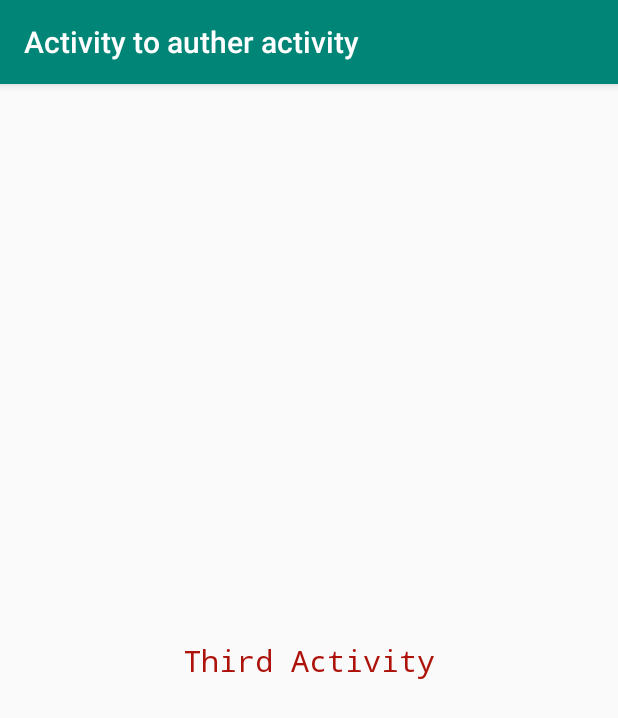
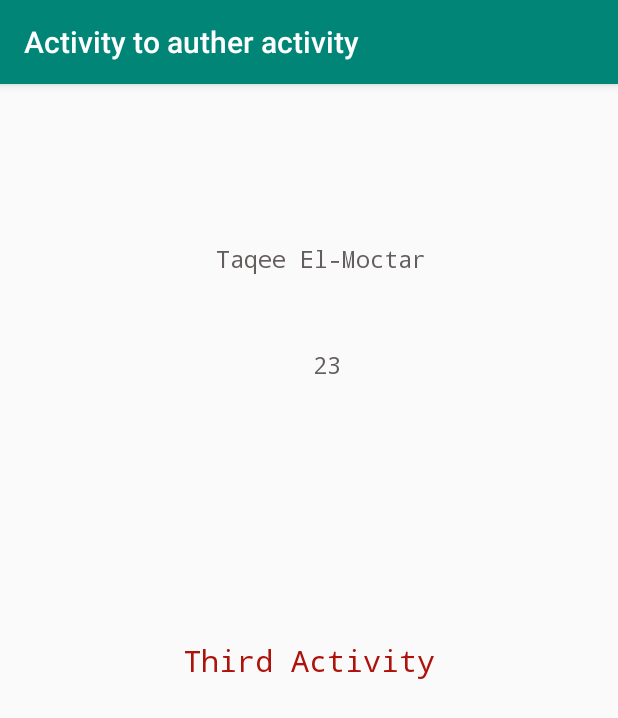
Before and after one commit to SheikhElMoctarG/AndroidProjects, an Android app: the screen it shows after launch (ThirdActivity), after a tap on "GO TO THRIDACTIVITY", on a phone screen of 412 x 824 dp. Shown: the top 718 px of the screen. Run offline under Robolectric (Android 15) with nearby library versions, the phone set to English and light mode, and no system bars.

Commit message:
update  project activity to auther Activity with Data

```diff
--- a/Activitytoautheractivity/app/src/main/java/com/sheikh/activitytoautheractivity/MainActivity.java
+++ b/Activitytoautheractivity/app/src/main/java/com/sheikh/activitytoautheractivity/MainActivity.java
@@ -20,6 +20,8 @@ public class MainActivity extends AppCompatActivity {
             @Override
             public void onClick(View view) {
                 Intent intent = new Intent(MainActivity.this,SecondActivity.class);
+                intent.putExtra("name","Sheikh El-Moctar");
+                intent.putExtra("age","16");
                 startActivity(intent);
             }
         });
@@ -27,6 +29,8 @@ public class MainActivity extends AppCompatActivity {
             @Override
             public void onClick(View view) {
                 Intent intent = new Intent(MainActivity.this,ThirdActivity.class);
+                intent.putExtra("name","Taqee El-Moctar");
+                intent.putExtra("age","23");
                 startActivity(intent);
             }
         });
--- a/Activitytoautheractivity/app/src/main/java/com/sheikh/activitytoautheractivity/ThirdActivity.java
+++ b/Activitytoautheractivity/app/src/main/java/com/sheikh/activitytoautheractivity/ThirdActivity.java
@@ -3,12 +3,20 @@ package com.sheikh.activitytoautheractivity;
 import androidx.appcompat.app.AppCompatActivity;
 
 import android.os.Bundle;
+import android.widget.TextView;
 
 public class ThirdActivity extends AppCompatActivity {
 
+    TextView name,age;
     @Override
     protected void onCreate(Bundle savedInstanceState) {
         super.onCreate(savedInstanceState);
         setContentView(R.layout.activity_third);
+        name = findViewById(R.id.name);
+        age = findViewById(R.id.age);
+
+        Bundle extras = getIntent().getExtras();
+        name.setText(extras.getString("name"));
+        age.setText(extras.getString("age"));
     }
 }
--- a/Activitytoautheractivity/app/src/main/res/layout/activity_third.xml
+++ b/Activitytoautheractivity/app/src/main/res/layout/activity_third.xml
@@ -16,4 +16,30 @@
         app:layout_constraintEnd_toEndOf="parent"
         app:layout_constraintStart_toStartOf="parent"
         app:layout_constraintTop_toTopOf="parent" />
+
+    <TextView
+        android:id="@+id/name"
+        style="@style/textData"
+        android:layout_width="wrap_content"
+        android:layout_height="wrap_content"
+        android:text="TextView"
+        app:layout_constraintBottom_toBottomOf="parent"
+        app:layout_constraintEnd_toEndOf="parent"
+        app:layout_constraintHorizontal_bias="0.53"
+        app:layout_constraintStart_toStartOf="parent"
+        app:layout_constraintTop_toTopOf="parent"
+        app:layout_constraintVertical_bias="0.142" />
+
+    <TextView
+        android:id="@+id/age"
+        style="@style/textData"
+        android:layout_width="wrap_content"
+        android:layout_height="wrap_content"
+        android:text="TextView"
+        app:layout_constraintBottom_toBottomOf="parent"
+        app:layout_constraintEnd_toEndOf="parent"
+        app:layout_constraintHorizontal_bias="0.53"
+        app:layout_constraintStart_toStartOf="parent"
+        app:layout_constraintTop_toTopOf="parent"
+        app:layout_constraintVertical_bias="0.237" />
 </androidx.constraintlayout.widget.ConstraintLayout>
--- a/Activitytoautheractivity/app/src/main/res/values/styles.xml
+++ b/Activitytoautheractivity/app/src/main/res/values/styles.xml
@@ -19,6 +19,10 @@
         <item name="android:textColor">#AD130A</item>
         <item name="android:fontFamily">monospace</item>
     </style>
-
+    <style name="textData">
+        <item name="android:textSize">15dp</item>
+        <item name="android:textColor">#645D5D</item>
+        <item name="android:fontFamily">monospace</item>
+    </style>
 
 </resources>
```
Also changed, not shown: Activitytoautheractivity/app/src/main/java/com/sheikh/activitytoautheractivity/SecondActivity.java (+8 -0 lines), Activitytoautheractivity/app/src/main/res/layout/activity_second.xml (+24 -0 lines).
